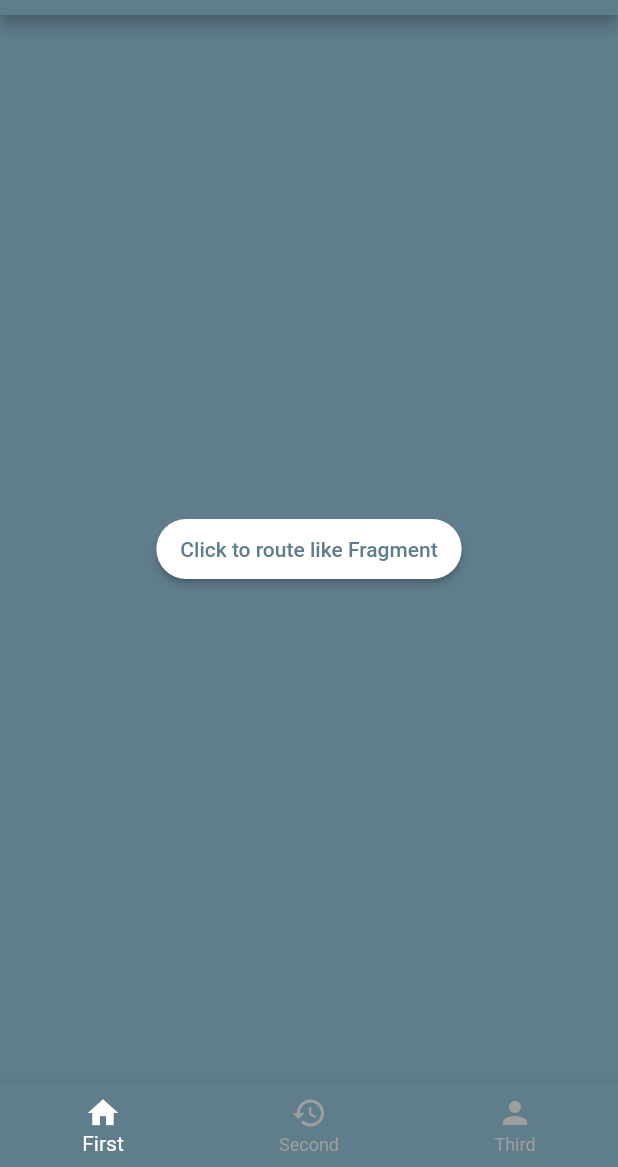
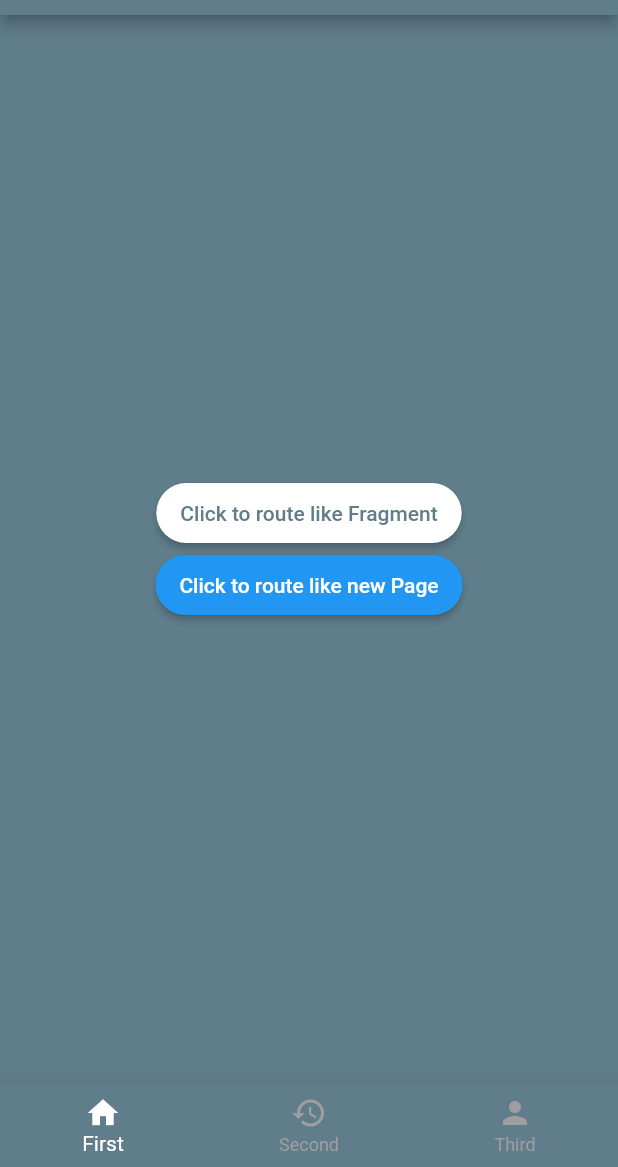
Before and after one commit to Zhamshid/AutoRouteExample_Flutter, a Flutter app: the screen it shows after launch, on a phone screen of 412 x 824 dp, the part 69-1236 px from its top. Run offline on Flutter 3.47's test engine with Material 2 defaults, Android fonts, the phone set to English and light mode, and no system bars; our stand-ins replace auto_route.

Commit message:
New route added and open page like Fragemnt also like Page(Activity)

```diff
--- a/lib/home/home_page.dart
+++ b/lib/home/home_page.dart
@@ -1,4 +1,4 @@
-import 'package:auto_rotate_test/routes/router.gr.dart';
+import 'package:auto_rotate_test/routes/router.dart';
 import 'package:auto_route/auto_route.dart';
 import 'package:flutter/material.dart';
 
@@ -17,16 +17,24 @@ const List<PageRouteInfo<dynamic>> myRoutes = [
 
 class _HomePageState extends State<HomePage> {
   @override
-  Widget build(BuildContext context) {
+  Widget build(BuildContext context) => AutoTabsRouter(
+        routes: const [
+          FirstRouter(),
+          SecondRouter(),
+          ThirdRouter(),
+        ],
+        builder: (context, child, animation) {
+          final tabsRouter = AutoTabsRouter.of(context);
           return Scaffold(
             appBar: AppBar(
               title: const Text("Auto Route Test"),
               backgroundColor: Colors.blueGrey,
             ),
-      body: AutoTabsScaffold(
-        routes: myRoutes,
-        bottomNavigationBuilder: (_, tabsRouter) {
-          return BottomNavigationBar(
+            body: FadeTransition(
+              opacity: animation,
+              child: child,
+            ),
+            bottomNavigationBar: BottomNavigationBar(
               backgroundColor: Colors.blueGrey,
               currentIndex: tabsRouter.activeIndex,
               unselectedItemColor: Colors.grey,
@@ -46,9 +54,8 @@ class _HomePageState extends State<HomePage> {
                   icon: Icon(Icons.person),
                 ),
               ],
+            ),
           );
         },
-      ),
       );
 }
-}
--- a/lib/main.dart
+++ b/lib/main.dart
@@ -1,4 +1,4 @@
-import 'package:auto_rotate_test/routes/router.gr.dart';
+import 'package:auto_rotate_test/routes/router.dart';
 import 'package:flutter/material.dart';
 
 void main() {
--- a/lib/pages/first_page.dart
+++ b/lib/pages/first_page.dart
@@ -1,4 +1,4 @@
-import 'package:auto_rotate_test/routes/router.gr.dart';
+import 'package:auto_rotate_test/routes/router.dart';
 import 'package:auto_route/auto_route.dart';
 import 'package:flutter/material.dart';
 
@@ -20,7 +20,7 @@ class _FirstPageState extends State<FirstPage> {
           MaterialButton(
             color: Colors.white,
             onPressed: () {
-              context.router.push(ViewHistoryRoute());
+              context.router.push(const ViewHistoryRoute());
             },
             height: 40,
             textColor: Colors.blueGrey,
@@ -29,18 +29,18 @@ class _FirstPageState extends State<FirstPage> {
             ),
             child: const Text("Click to route like Fragment"),
           ),
-          // MaterialButton(
-          //   color: Colors.blue,
-          //   onPressed: () {
-          //     context.router.push(NewPageRoute());
-          //   },
-          //   height: 40,
-          //   textColor: Colors.white,
-          //   shape: RoundedRectangleBorder(
-          //     borderRadius: BorderRadius.circular(50),
-          //   ),
-          //   child: const Text("Click to route like new Page"),
-          // ),
+          MaterialButton(
+            color: Colors.blue,
+            onPressed: () {
+              context.router.push(NewPageRoute());
+            },
+            height: 40,
+            textColor: Colors.white,
+            shape: RoundedRectangleBorder(
+              borderRadius: BorderRadius.circular(50),
+            ),
+            child: const Text("Click to route like new Page"),
+          ),
         ],
       ),
     );
--- a/lib/routes/router.dart
+++ b/lib/routes/router.dart
@@ -1,9 +1,13 @@
 import 'package:auto_rotate_test/home/home_page.dart';
 import 'package:auto_rotate_test/pages/first_page.dart';
+import 'package:auto_rotate_test/pages/new_page.dart';
 import 'package:auto_rotate_test/pages/second_page.dart';
 import 'package:auto_rotate_test/pages/third_page.dart';
 import 'package:auto_rotate_test/pages/view_history_page.dart';
 import 'package:auto_route/auto_route.dart';
+import 'package:flutter/material.dart';
+
+part 'router.gr.dart';
 
 @MaterialAutoRouter(
   replaceInRouteName: 'Page,Route',
@@ -25,7 +29,8 @@ import 'package:auto_route/auto_route.dart';
               page: ViewHistoryPage,
               path: 'viewHistory',
             ),
-            ]),
+          ],
+        ),
         AutoRoute(
           path: 'second',
           name: 'SecondRouter',
@@ -38,7 +43,12 @@ import 'package:auto_route/auto_route.dart';
         ),
       ],
     ),
+    AutoRoute(
+      page: NewPage,
+      path: 'new',
+      name: 'NewPageRoute',
+    ),
   ],
 )
 // extend the generated private router
-class $AppRouter {}
+class AppRouter extends _$AppRouter {}
```
Also changed, not shown: lib/routes/router.gr.dart, 1 other file. Lines whose indentation alone changed are shown as unchanged.
